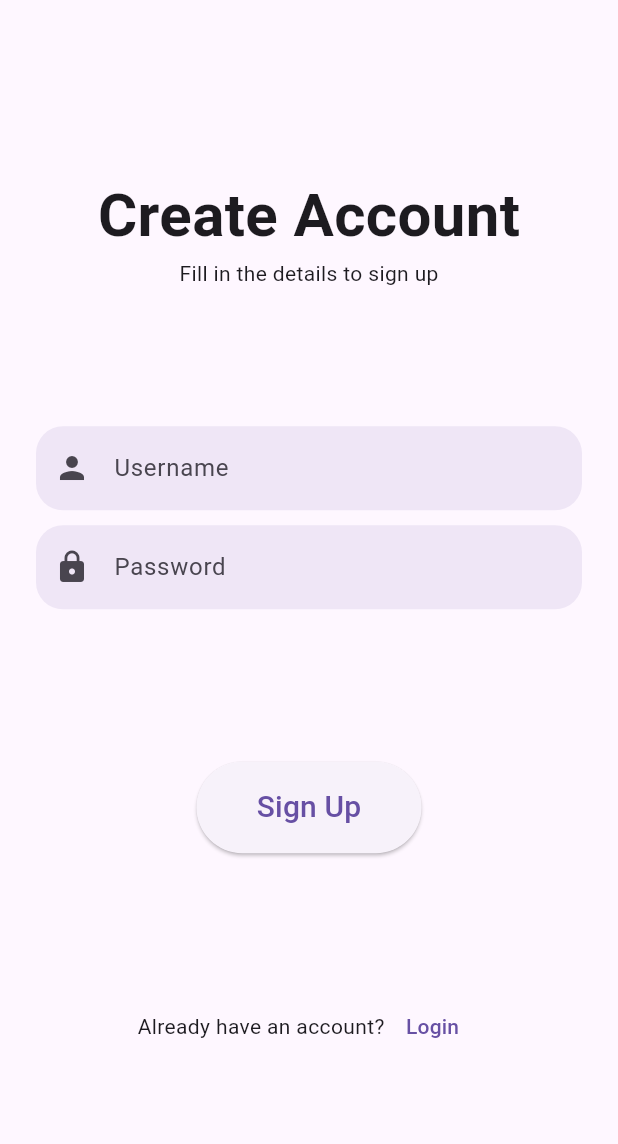
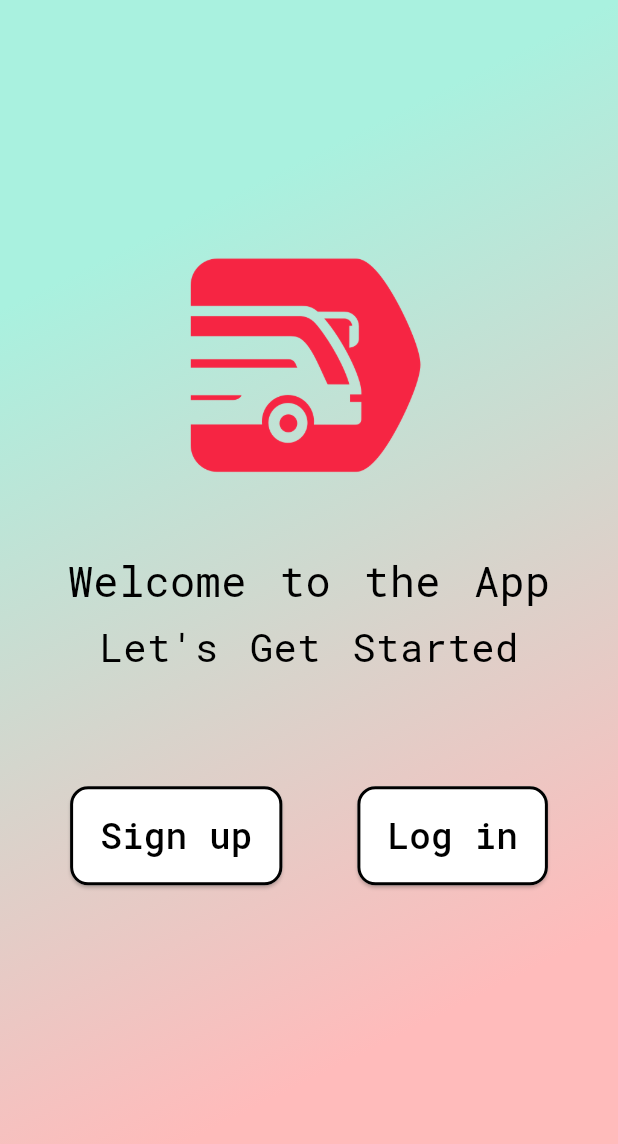
Before and after one commit to shivashankar2004/E-TKT, a Flutter app: the screen it shows after launch, on a phone screen of 412 x 824 dp. Shown: the top 1144 px of the screen. Run offline on Flutter 3.47's test engine with Material 3 defaults, Android fonts, the phone set to English and light mode, and no system bars; our stand-ins replace geolocator, google_fonts, jwt_decoder, shared_preferences.

Commit message:
landing_page

```diff
--- a/flutter_frontend/lib/config.dart
+++ b/flutter_frontend/lib/config.dart
@@ -1,2 +1,6 @@
 const url = 'http://192.168.60.176:5000/';
 const registeration = "${url}register";
+const String wlcm = "Welcome to our ";
+const String nxt = "E-Ticket Booking APP";
+const String signup = "Sign up";
+const String login = "Log in";
--- a/flutter_frontend/lib/dummy.dart
+++ b/flutter_frontend/lib/dummy.dart
@@ -232,10 +232,8 @@ class _MyHomePageState extends State<MyHomePage> {
   }
 
   Future<void> _sendLoc(String? loc1, String? loc2) async {
-    print('Sending request to server...');
-    print('Location1: $loc1, Location2: $loc2');
 
-    var res = await http.post(Uri.parse('http://192.168.62.176:3000/test'),
+   var res = await http.post(Uri.parse('http://192.168.37.176:5000/test'),
         headers: <String, String>{
           'Content-Type': 'application/json',
         },
@@ -244,9 +242,6 @@ class _MyHomePageState extends State<MyHomePage> {
           'location1': loc1,
           'location2': loc2
         }));
-
-    print('Response status: ${res.statusCode}');
-    print('Response body: ${res.body}');
 
     if (res.statusCode == 200) {
       var jsonres = jsonDecode(res.body);
--- /dev/null
+++ b/flutter_frontend/lib/landingpage.dart
@@ -0,0 +1,114 @@
+import 'package:flutter/material.dart';
+import 'package:flutter/painting.dart';
+import 'package:flutter/rendering.dart';
+import 'package:flutter/widgets.dart';
+import 'package:flutter_frontend/login.dart';
+import 'package:flutter_frontend/signup.dart';
+import 'package:google_fonts/google_fonts.dart';
+
+import 'config.dart';
+
+class LandingPage extends StatelessWidget {
+  final String wlcm = "Welcome to the App"; // Example value
+  final String nxt = "Let's Get Started"; // Example value
+
+  @override
+  Widget build(BuildContext context) {
+    double height = MediaQuery.of(context).size.height;
+    double width = MediaQuery.of(context).size.width;
+
+    return Scaffold(
+      body: Container(
+        width: width,
+        height: height,
+        decoration: const BoxDecoration(
+          gradient: LinearGradient(
+            begin: Alignment.topLeft,
+            end: Alignment.bottomRight,
+            colors: [
+              Color(0xFFA9F1DF), // Light turquoise (#A9F1DF)
+              Color(0xFFFFBBBB), // Light pink (#FFBBBB)
+            ],
+            stops: [0.2, 0.8],
+          ),
+        ),
+        padding: EdgeInsets.only(top: 120),
+        child: Column(
+          children: <Widget>[
+            Image.asset(
+              'assets/logo.png',
+              height: height * 0.30,
+              width: width * 0.50,
+            ),
+            Text(
+              wlcm,
+              style: GoogleFonts.robotoMono(
+                wordSpacing: 5,
+                fontSize: 28,
+                color: Colors.black,
+              ),
+            ),
+            SizedBox(height: 5),
+            Text(
+              nxt,
+              style: GoogleFonts.robotoMono(
+                  wordSpacing: 5, fontSize: 26, color: Colors.black),
+            ),
+            SizedBox(height: 75), // Space between text and buttons
+            Row(
+              mainAxisAlignment: MainAxisAlignment.center,
+              children: <Widget>[
+                ElevatedButton(
+                  onPressed: () {
+                    Navigator.push(context,
+                      MaterialPageRoute(builder: (context) => SignupPage()));
+                  },
+                  style: ElevatedButton.styleFrom(
+                    shape: RoundedRectangleBorder(
+                      borderRadius: BorderRadius.circular(12),
+                    ),
+                    backgroundColor: Colors.white, // Set background color
+                    side: BorderSide(color: Colors.black, width: 2), // Border
+                    padding:
+                        const EdgeInsets.symmetric(vertical: 16, horizontal: 20),
+                  ),
+                  child: Text(
+                    signup,
+                    style: GoogleFonts.robotoMono(
+                      color: Colors.black,
+                      fontSize: 24,
+                    ),
+                  ),
+                ),
+                SizedBox(width: 50), // Space between the two buttons
+                ElevatedButton(
+                  onPressed: (
+                  ) {
+                    Navigator.push(context,
+                      MaterialPageRoute(builder: (context) => LoginPage()));
+                  },
+                  style: ElevatedButton.styleFrom(
+                    shape: RoundedRectangleBorder(
+                      borderRadius: BorderRadius.circular(12),
+                    ),
+                    backgroundColor: Colors.white, // Set background color
+                    side: BorderSide(color: Colors.black, width: 2), // Border
+                    padding:
+                        const EdgeInsets.symmetric(vertical: 16, horizontal: 20),
+                  ),
+                  child: Text(
+                    login,
+                    style: GoogleFonts.robotoMono(
+                      color: Colors.black,
+                      fontSize: 24,
+                    ),
+                  ),
+                ),
+              ],
+            ),
+          ],
+        ),
+      ),
+    );
+  }
+}
--- a/flutter_frontend/lib/login.dart
+++ b/flutter_frontend/lib/login.dart
@@ -12,7 +12,6 @@ class LoginPage extends StatefulWidget {
 class _LoginPageState extends State<LoginPage> {
   final TextEditingController _usernameController = TextEditingController();
   final TextEditingController _passwordController = TextEditingController();
-
   late SharedPreferences prefs;
 
   @override
@@ -93,13 +92,13 @@ class _LoginPageState extends State<LoginPage> {
               _passwordController.text,
             );
           },
+          style: ElevatedButton.styleFrom(
+            shape: const StadiumBorder(),
+            padding: const EdgeInsets.symmetric(vertical: 16),
+          ),
           child: const Text(
             "Login",
             style: TextStyle(fontSize: 20),
-          ),
-          style: ElevatedButton.styleFrom(
-            shape: const StadiumBorder(),
-            padding: const EdgeInsets.symmetric(vertical: 16),
           ),
         ),
       ],
@@ -126,7 +125,7 @@ class _LoginPageState extends State<LoginPage> {
 
   Future<void> _loginUser(String name, String password) async {
     var res = await http.post(
-      Uri.parse('http://192.168.62.176:3000/login'),
+      Uri.parse('http://192.168.37.176:5000/login'),
       headers: <String, String>{
         'Content-Type': 'application/json',
       },
--- a/flutter_frontend/lib/main.dart
+++ b/flutter_frontend/lib/main.dart
@@ -1,6 +1,7 @@
 // ignore_for_file: depend_on_referenced_packages, use_super_parameters
 
 import 'package:flutter/material.dart';
+import 'package:flutter_frontend/landingpage.dart';
 import 'package:flutter_frontend/login.dart';
 import 'package:flutter_frontend/signup.dart';
 
@@ -19,7 +20,7 @@ class MyApp extends StatelessWidget {
         theme: ThemeData(
           primarySwatch: Colors.blue,
         ),
-        home: SignupPage(),
+        home: LandingPage(),
         routes: {
           '/login': (context) => LoginPage(),
           '/signup': (context) => SignupPage(),
--- a/flutter_frontend/lib/signup.dart
+++ b/flutter_frontend/lib/signup.dart
@@ -127,7 +127,7 @@ Widget _signupButton(BuildContext context) {
 
   Future<http.Response> _registerUser(String name, String password) {
     return http.post(
-      Uri.parse('http://192.168.62.176:3000/register'),
+      Uri.parse('http://192.168.37.176:5000/register'),
       headers: <String, String>{
         'Content-Type': 'application/json',
       },
--- a/flutter_frontend/pubspec.yaml
+++ b/flutter_frontend/pubspec.yaml
@@ -64,9 +64,9 @@ flutter:
   uses-material-design: true
 
   # To add assets to your application, add an assets section, like this:
-  # assets:
-  #   - images/a_dot_burr.jpeg
-  #   - images/a_dot_ham.jpeg
+  assets:
+    - assets/
+
 
   # An image asset can refer to one or more resolution-specific "variants", see
   # https://flutter.dev/assets-and-images/#resolution-aware
```
Also changed, not shown: flutter_frontend/assets/logo.png (added), 1 other file.
